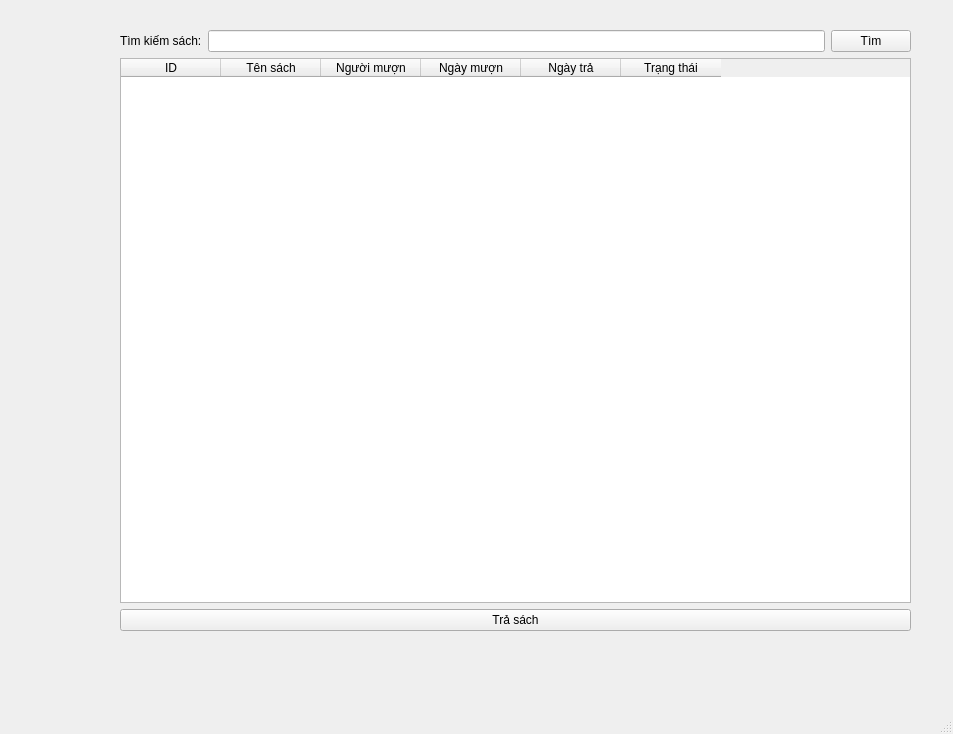
Above: view/loans.ui from phuongphuong5110-create/library-app before the change. Below: the same form after it.
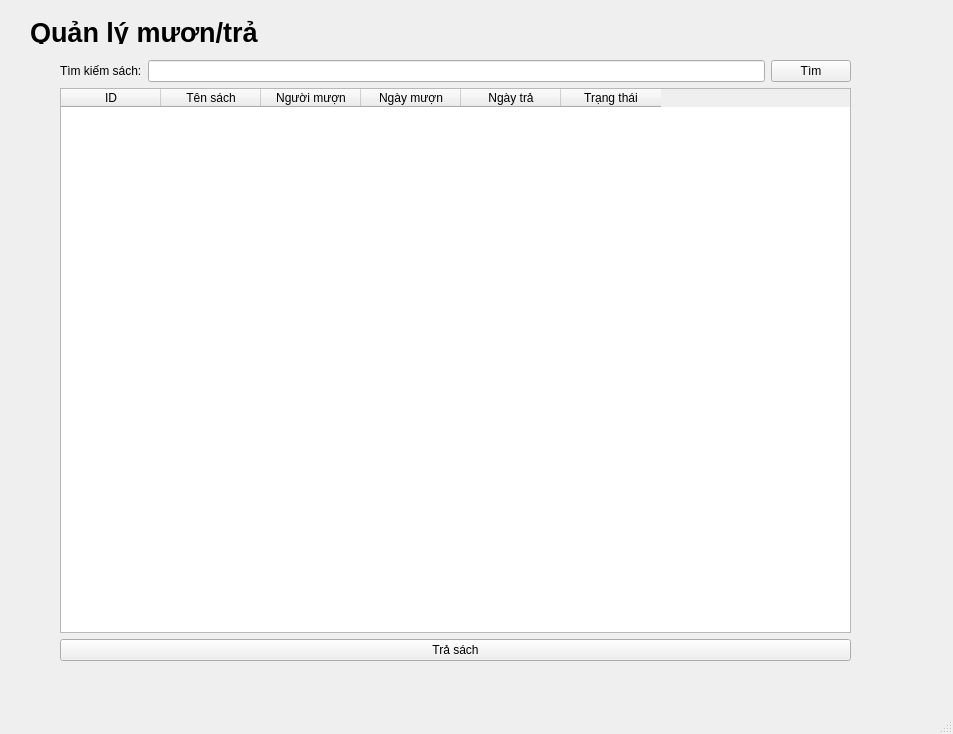
That is the form after the change.

```diff
--- a/view/loans.ui
+++ b/view/loans.ui
@@ -17,8 +17,8 @@
    <widget class="QWidget" name="layoutWidget">
     <property name="geometry">
      <rect>
-      <x>120</x>
-      <y>30</y>
+      <x>60</x>
+      <y>60</y>
       <width>791</width>
       <height>601</height>
      </rect>
@@ -100,6 +100,25 @@
      </item>
     </layout>
    </widget>
+   <widget class="QLabel" name="label_page_title">
+    <property name="geometry">
+     <rect>
+      <x>30</x>
+      <y>20</y>
+      <width>972</width>
+      <height>24</height>
+     </rect>
+    </property>
+    <property name="font">
+     <font>
+      <pointsize>20</pointsize>
+      <bold>true</bold>
+     </font>
+    </property>
+    <property name="text">
+     <string>Quản lý mượn/trả</string>
+    </property>
+   </widget>
   </widget>
   <widget class="QMenuBar" name="menubar">
    <property name="geometry">
```
